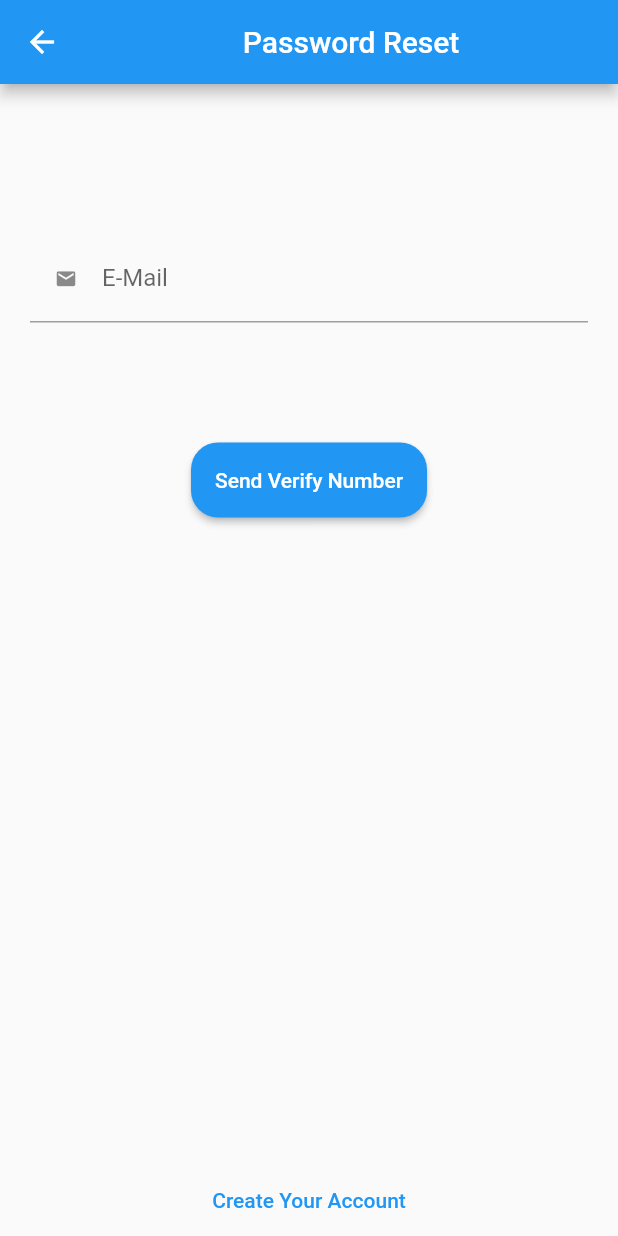
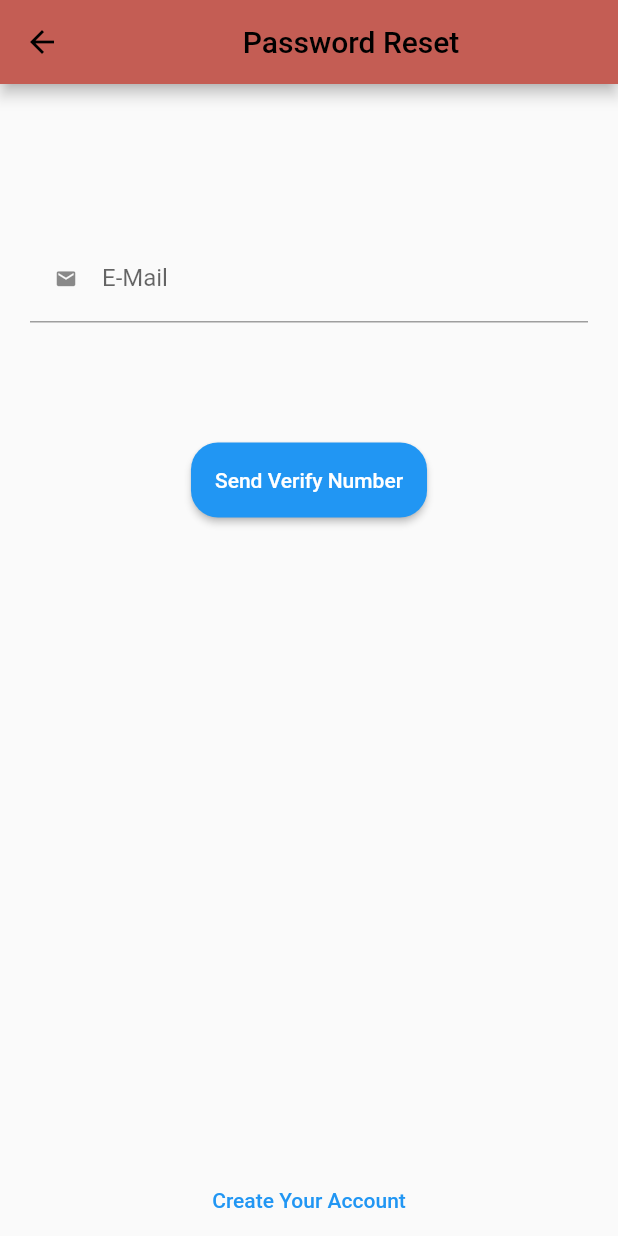
Before and after one commit to TubaERDOGAN/anketson, a Flutter app: the screen it shows after launch, after a tap on an icon or button, on a phone screen of 412 x 824 dp. Run offline on Flutter 3.47's test engine with Material 2 defaults, Android fonts, the phone set to English and light mode, and no system bars; our stand-ins replace dropdown_button2, easy_localization, flutter_svg, readmore, shared_preferences; missing offline and left inert: adobe_xd, flutter_polls, search_page; network calls fail.

Commit message:
balangic devami tuba

```diff
--- a/lib/main.dart
+++ b/lib/main.dart
@@ -22,16 +22,24 @@ class MyApp extends StatelessWidget {
   const MyApp({Key? key}) : super(key: key);
   @override
   Widget build(BuildContext context) {
-    SystemUiOverlayStyle systemUiOverlayStyle = const SystemUiOverlayStyle(statusBarColor: Colors.transparent, statusBarIconBrightness: Brightness.light, systemNavigationBarIconBrightness: Brightness.light, systemNavigationBarColor: Colors.transparent, systemNavigationBarDividerColor: Colors.transparent, systemNavigationBarContrastEnforced: false, systemStatusBarContrastEnforced: false);
-    SystemChrome.setSystemUIOverlayStyle(systemUiOverlayStyle);
-    SystemChrome.setEnabledSystemUIMode(SystemUiMode.manual, overlays: [SystemUiOverlay.top, SystemUiOverlay.bottom]);
-    SystemChrome.setEnabledSystemUIMode(SystemUiMode.immersiveSticky, overlays: [SystemUiOverlay.bottom]);
-    SystemChrome.setEnabledSystemUIMode(SystemUiMode.edgeToEdge);
 
-    return const MaterialApp(
-      debugShowCheckedModeBanner: false,
-      home: LoginPage()
-        ,
-    );
+    return  MaterialApp(
+        debugShowCheckedModeBanner: false,
+      theme: ThemeData(
+        appBarTheme: AppBarTheme(
+          iconTheme: IconThemeData(color: Colors.black),
+          color: Color(0xffc45d54),
+          foregroundColor: Colors.black,
+          systemOverlayStyle: SystemUiOverlayStyle( //<-- SEE HERE
+// Status bar color
+            statusBarColor: Color(0xffc45d54),
+            statusBarIconBrightness: Brightness.dark,
+            statusBarBrightness: Brightness.light,
+          ),
+        ),
+      ),
+      home: LoginPage(),
+        );
   }
+
 }
--- a/lib/screens/home_page.dart
+++ b/lib/screens/home_page.dart
@@ -32,7 +32,7 @@ class _HomePageState extends State<HomePage> {
 
   @override
   Widget build(BuildContext context) {
-    return Scaffold(
+    return SafeArea(child:Scaffold(
       extendBodyBehindAppBar: true,
       extendBody: true,
       drawer: Drawer(
@@ -329,6 +329,6 @@ class _HomePageState extends State<HomePage> {
           });
         },
       ),),),
-    );
+    ));
   }
 }
--- a/lib/screens/profile_page.dart
+++ b/lib/screens/profile_page.dart
@@ -27,7 +27,7 @@ class _ProfilePageState extends State<ProfilePage> {
   }
 
   Widget build(BuildContext context) {
-    return Scaffold(
+    return SafeArea(child:Scaffold(
       backgroundColor: const Color(0xff919b95),
       body: Stack(
         children: <Widget>[
@@ -245,6 +245,6 @@ class _ProfilePageState extends State<ProfilePage> {
           ),
         ],
       ),
-    );
+    ));
   }
 }
--- a/lib/screens/profile_screen.dart
+++ b/lib/screens/profile_screen.dart
@@ -23,7 +23,7 @@ class _ProfileScreenState extends State<ProfileScreen> {
         builder: (context) => MaterialApp(
           debugShowCheckedModeBanner: false,
           title: title,
-          home: ProfilePage(),
+          home:  ProfilePage(),
         ),
       ),
     );
--- a/lib/screens/second_sign_in_page.dart
+++ b/lib/screens/second_sign_in_page.dart
@@ -62,7 +62,7 @@ class _SecondSignInPage extends State<SecondSignInPage> {
 
     getYears(1960);
 
-    return  Scaffold(
+    return SafeArea(child:Scaffold(
         resizeToAvoidBottomInset: false,
         backgroundColor: const Color(0xff919b95),
      body: Form(
@@ -484,7 +484,7 @@ class _SecondSignInPage extends State<SecondSignInPage> {
 
      ),
      )
-    );
+    ));
   }
 
   Future<http.Response> postRequest (BuildContext context, String country, String city, String year,String gender,String education,) async {
--- a/lib/screens/sign_in_page.dart
+++ b/lib/screens/sign_in_page.dart
@@ -34,7 +34,7 @@ class   _SignInPageState extends State<SignInPage> {
 
   @override
   Widget build(BuildContext context) {
-    return Scaffold(
+    return SafeArea(child:Scaffold(
         resizeToAvoidBottomInset: false,
       backgroundColor: const Color(0xffffffff),
       body: Form(
@@ -406,7 +406,7 @@ class   _SignInPageState extends State<SignInPage> {
         ],
       ),
     )
-    );
+    ));
   }
 
   Future<http.Response> postRequest (BuildContext context, String username, String email, String password) async {
```
Also changed, not shown: lib/page/setting_profile_page.dart (+2 -11 lines), lib/screens/anket_sayfasi.dart (+23 -5 lines), lib/screens/home_page_screen.dart (+6 -6 lines).
